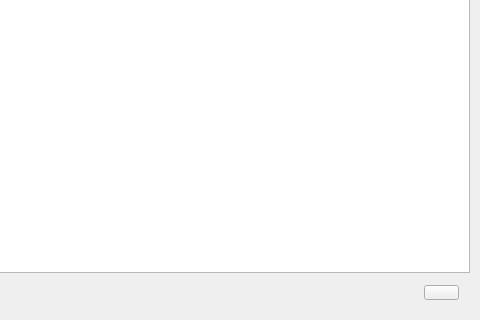
This is src/plugins/ukui-notebook/widget.ui in ukui/ukui-sidebar as Qt 5 draws it before an edit; both pictures show x 232 to 712 and y 270 to 590 of the 712 by 590 pixel window. The edited form follows.
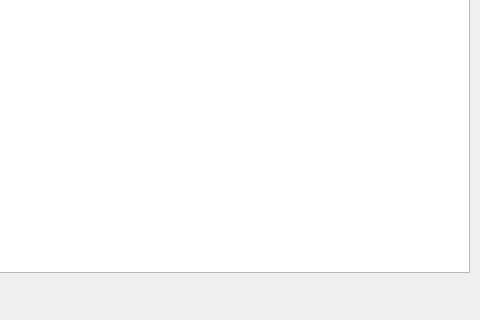
This is the edited form. Icons and pictures are not drawn. Custom widgets are drawn as their Qt base class.

```diff
--- a/src/plugins/ukui-notebook/widget.ui
+++ b/src/plugins/ukui-notebook/widget.ui
@@ -328,28 +328,6 @@
        </property>
       </spacer>
      </item>
-     <item>
-      <widget class="QPushButton" name="sortBtn">
-       <property name="minimumSize">
-        <size>
-         <width>35</width>
-         <height>15</height>
-        </size>
-       </property>
-       <property name="maximumSize">
-        <size>
-         <width>35</width>
-         <height>15</height>
-        </size>
-       </property>
-       <property name="styleSheet">
-        <string notr="true"/>
-       </property>
-       <property name="text">
-        <string/>
-       </property>
-      </widget>
-     </item>
     </layout>
    </item>
   </layout>
```
